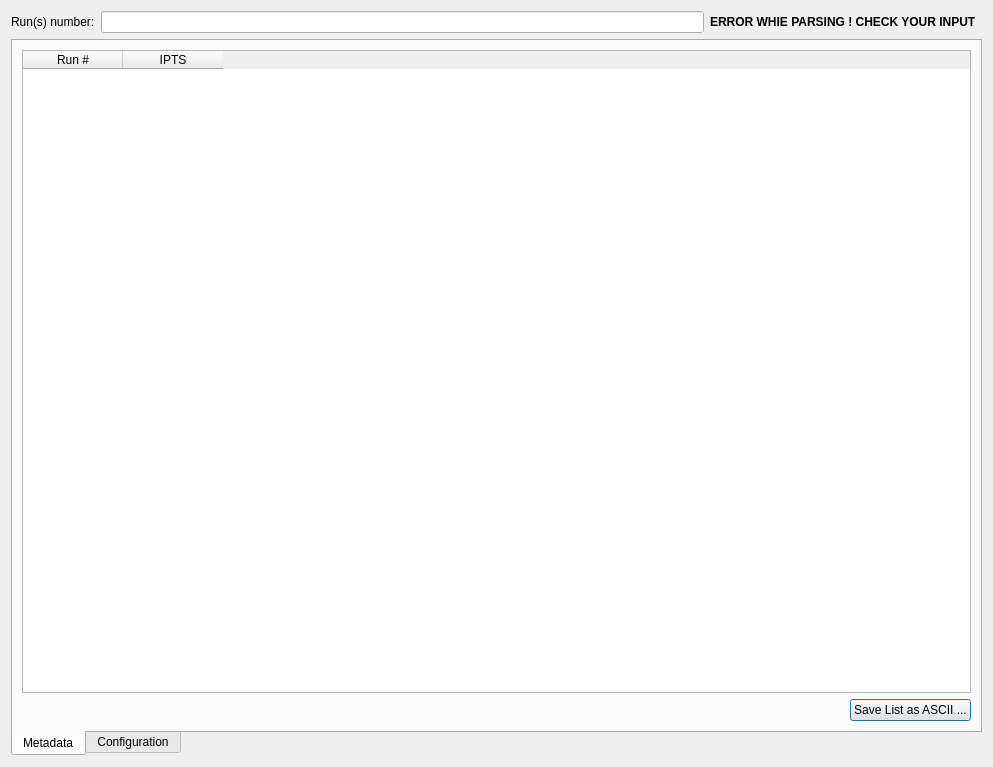
Above: designer/metadata_finder_interface.ui from aglavic/quicknxs before the change. Below: the same form after it.
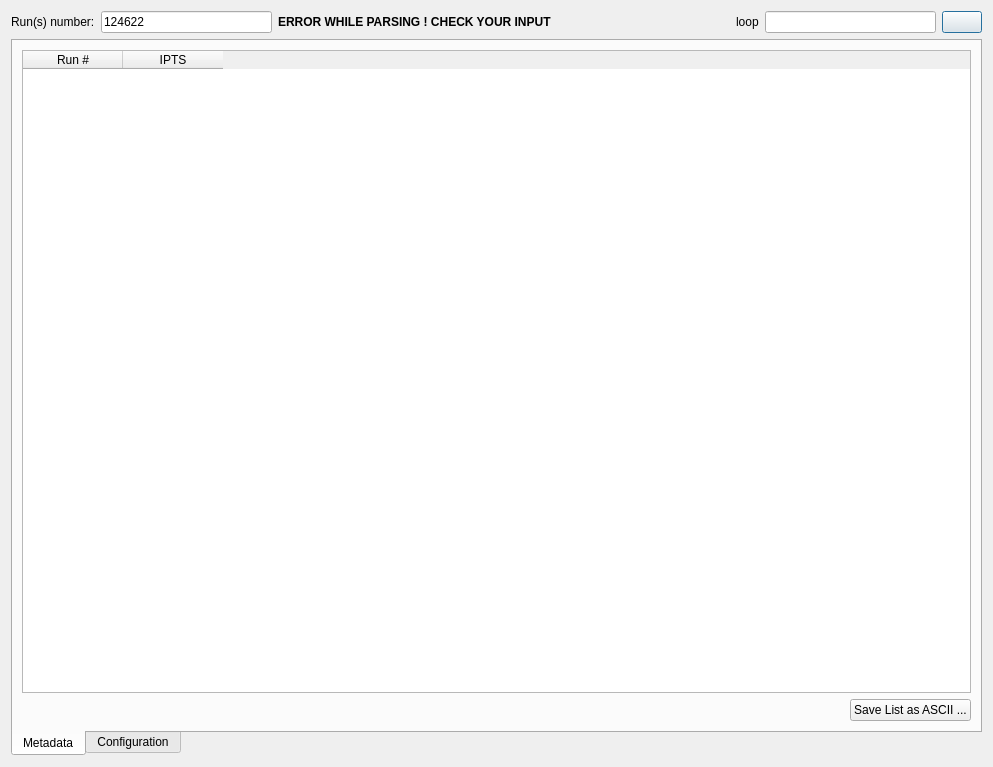
That is the form after the change.

Commit message: Started to bring same search line feature to metadata_finder

What changed in the file:
```diff
--- a/designer/metadata_finder_interface.ui
+++ b/designer/metadata_finder_interface.ui
@@ -31,7 +31,7 @@
           <string>1234 or 1234,1236 or 1234-1238</string>
          </property>
          <property name="text">
-          <string/>
+          <string>124622</string>
          </property>
         </widget>
        </item>
@@ -47,7 +47,40 @@
           </font>
          </property>
          <property name="text">
-          <string>ERROR WHIE PARSING ! CHECK YOUR INPUT  </string>
+          <string>ERROR WHILE PARSING ! CHECK YOUR INPUT  </string>
+         </property>
+        </widget>
+       </item>
+       <item>
+        <spacer name="horizontalSpacer_3">
+         <property name="orientation">
+          <enum>Qt::Horizontal</enum>
+         </property>
+         <property name="sizeType">
+          <enum>QSizePolicy::Expanding</enum>
+         </property>
+         <property name="sizeHint" stdset="0">
+          <size>
+           <width>40</width>
+           <height>20</height>
+          </size>
+         </property>
+        </spacer>
+       </item>
+       <item>
+        <widget class="QLabel" name="searchLabel">
+         <property name="text">
+          <string>loop</string>
+         </property>
+        </widget>
+       </item>
+       <item>
+        <widget class="QLineEdit" name="searchLineEdit"/>
+       </item>
+       <item>
+        <widget class="QPushButton" name="clearButton">
+         <property name="text">
+          <string/>
          </property>
         </widget>
        </item>
```
Left out of the diff: 34 changed lines with no effect on the pictures. The commit also changes 3 other files.
